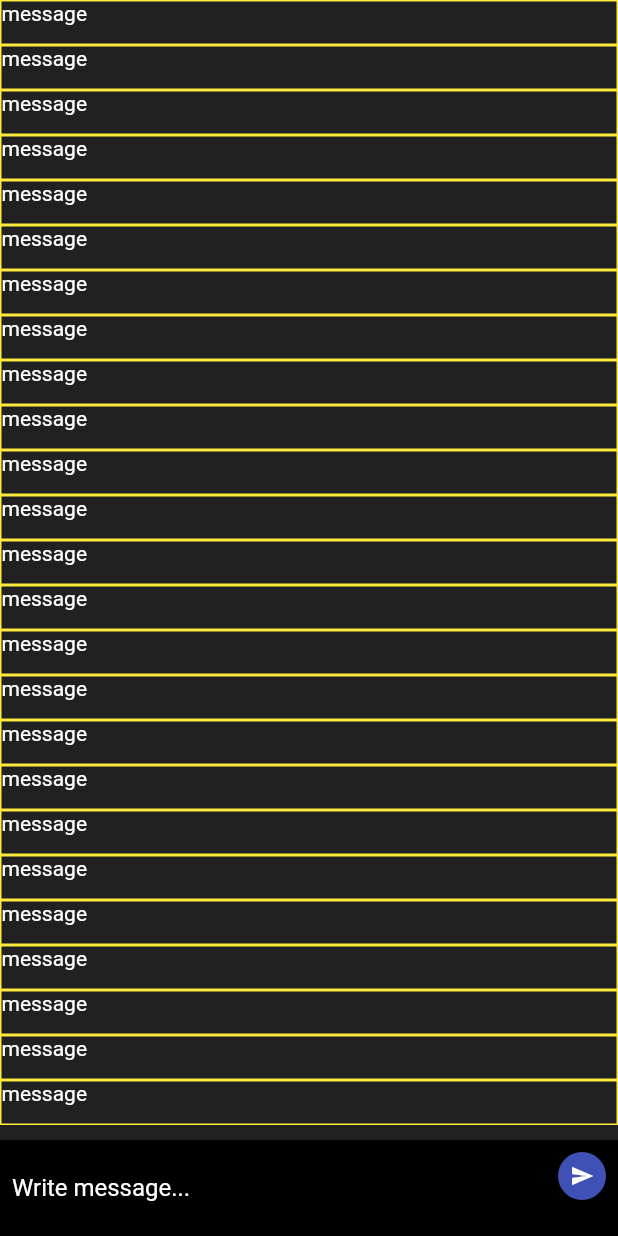
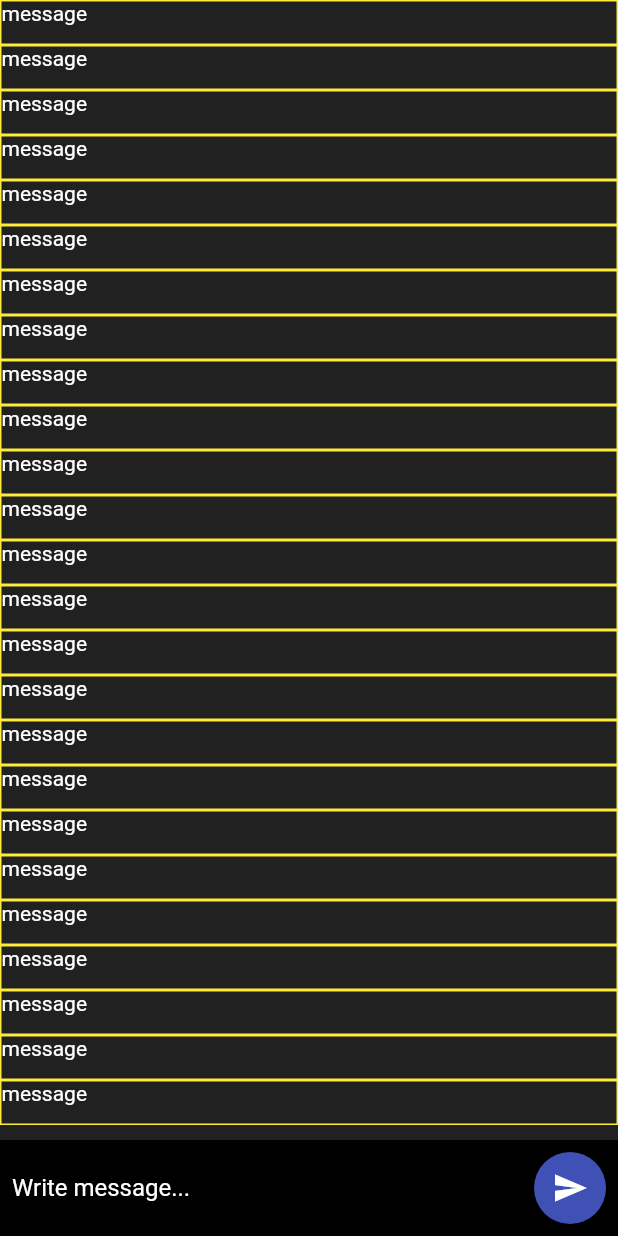
Before and after one commit to blade-of-grass/okblue, a Flutter app: the screen it shows after launch, on a phone screen of 412 x 824 dp. Run offline on Flutter 3.47's test engine with Material 2 defaults, Android fonts, the phone set to English and light mode, and no system bars.

Commit message:
increased size of send button

```diff
--- a/lib/message_page.dart
+++ b/lib/message_page.dart
@@ -41,11 +41,9 @@ class _MessagePageState extends State<MessagePage> {
               crossAxisAlignment: CrossAxisAlignment.start,
               children: [
                 Expanded(
-                  // May want to add multi line visibility for this textfield
-                  // Currently it will just keep scrolling to the right if # words > line space
                   child: TextField(
+                    minLines: 1,
                     maxLines: 5,
-                    minLines: 1,
                     style: TextStyle(
                       color: Colors.white,
                     ),
@@ -61,15 +59,15 @@ class _MessagePageState extends State<MessagePage> {
                   alignment: Alignment.topRight,
                   child: ClipOval(
                     child: Material(
-                      color: Colors.indigo, // button color
+                      color: Colors.indigo,
                       child: InkWell(
                         highlightColor: Colors.transparent,
-                        splashColor: Colors.blue, // inkwell color
+                        splashColor: Colors.blue,
                         child: Padding(
-                          padding: EdgeInsets.all(8.0),
+                          padding: EdgeInsets.all(12.0),
                           child: Icon(
                             Icons.send,
-                            size: 16.0,
+                            size: 24.0,
                             color: Colors.white,
                           ),
                         ),
```
Also changed, not shown: lib/main.dart (line endings or trailing spaces).
